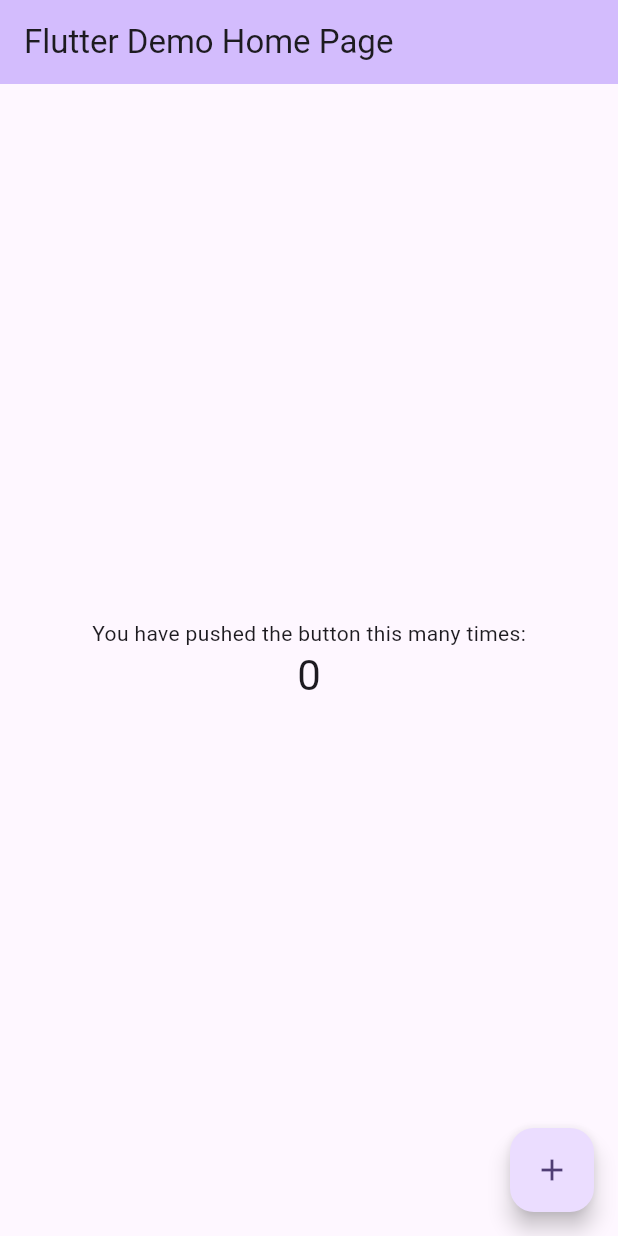
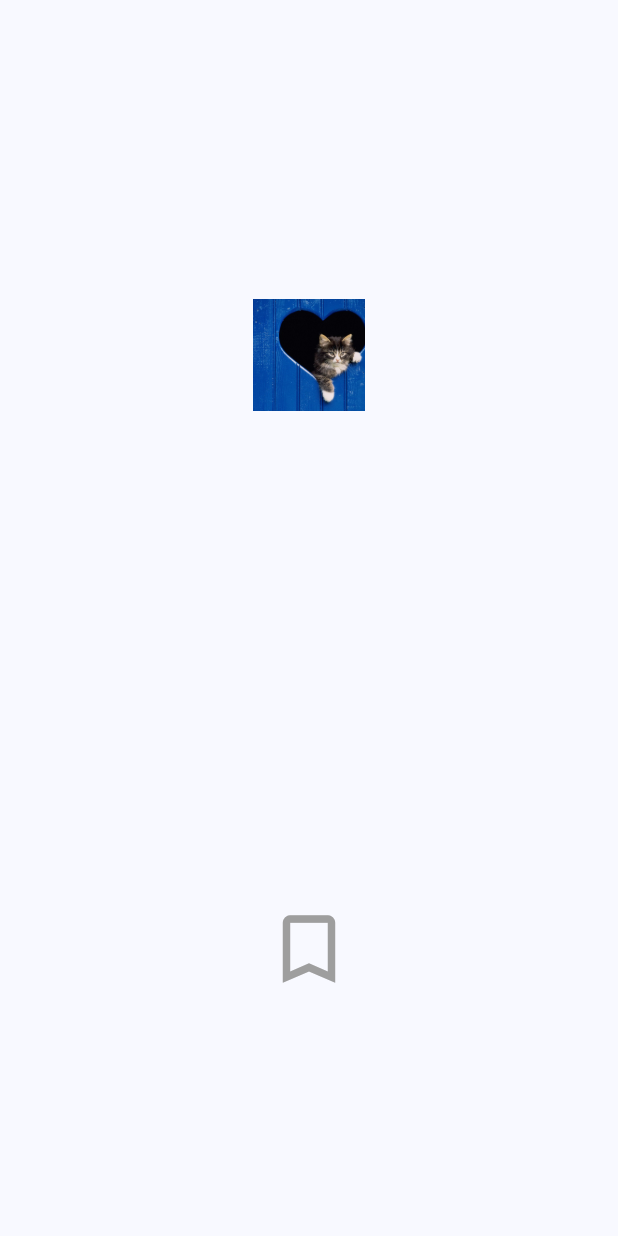
Before and after one commit to wildanniam/dicoding-labs, a Flutter app: the screen it shows after launch, on a phone screen of 412 x 824 dp. Run offline on Flutter 3.47's test engine with Material 3 defaults, Android fonts, the light colour scheme and no system bars.

Commit message:
gesture app for dicoding

```diff
--- /dev/null
+++ b/gesture_app/lib/home_page.dart
@@ -0,0 +1,25 @@
+import 'package:flutter/material.dart';
+import 'package:gesture_app/my_bookmark_icon_widget.dart';
+import 'package:gesture_app/my_container_widget.dart';
+
+class HomePage extends StatelessWidget {
+  const HomePage({super.key});
+
+  @override
+  Widget build(BuildContext context) {
+    return const Scaffold(
+      body: Padding(
+        padding: EdgeInsets.all(16),
+        child: Center(
+          child: Column(
+            mainAxisAlignment: MainAxisAlignment.spaceAround,
+            children: [
+              MyContainerWidget(),
+              MyBookmarkIconWidget(),
+            ],
+          ),
+        ),
+      ),
+    );
+  }
+}
--- a/gesture_app/lib/main.dart
+++ b/gesture_app/lib/main.dart
@@ -1,4 +1,5 @@
 import 'package:flutter/material.dart';
+import 'package:gesture_app/home_page.dart';
 
 void main() {
   runApp(const MyApp());
@@ -7,119 +8,14 @@
 class MyApp extends StatelessWidget {
   const MyApp({super.key});
 
-  // This widget is the root of your application.
   @override
   Widget build(BuildContext context) {
     return MaterialApp(
-      title: 'Flutter Demo',
+      title: 'Flutter Gesture Detector Demo',
       theme: ThemeData(
-        // This is the theme of your application.
-        //
-        // TRY THIS: Try running your application with "flutter run". You'll see
-        // the application has a purple toolbar. Then, without quitting the app,
-        // try changing the seedColor in the colorScheme below to Colors.green
-        // and then invoke "hot reload" (save your changes or press the "hot
-        // reload" button in a Flutter-supported IDE, or press "r" if you used
-        // the command line to start the app).
-        //
-        // Notice that the counter didn't reset back to zero; the application
-        // state is not lost during the reload. To reset the state, use hot
-        // restart instead.
-        //
-        // This works for code too, not just values: Most code changes can be
-        // tested with just a hot reload.
-        colorScheme: ColorScheme.fromSeed(seedColor: Colors.deepPurple),
-        useMaterial3: true,
+        colorScheme: ColorScheme.fromSeed(seedColor: Colors.blue),
       ),
-      home: const MyHomePage(title: 'Flutter Demo Home Page'),
+      home: const HomePage(),
     );
   }
 }
-
-class MyHomePage extends StatefulWidget {
-  const MyHomePage({super.key, required this.title});
-
-  // This widget is the home page of your application. It is stateful, meaning
-  // that it has a State object (defined below) that contains fields that affect
-  // how it looks.
-
-  // This class is the configuration for the state. It holds the values (in this
-  // case the title) provided by the parent (in this case the App widget) and
-  // used by the build method of the State. Fields in a Widget subclass are
-  // always marked "final".
-
-  final String title;
-
-  @override
-  State<MyHomePage> createState() => _MyHomePageState();
-}
-
-class _MyHomePageState extends State<MyHomePage> {
-  int _counter = 0;
-
-  void _incrementCounter() {
-    setState(() {
-      // This call to setState tells the Flutter framework that something has
-      // changed in this State, which causes it to rerun the build method below
-      // so that the display can reflect the updated values. If we changed
-      // _counter without calling setState(), then the build method would not be
-      // called again, and so nothing would appear to happen.
-      _counter++;
-    });
-  }
-
-  @override
-  Widget build(BuildContext context) {
-    // This method is rerun every time setState is called, for instance as done
-    // by the _incrementCounter method above.
-    //
-    // The Flutter framework has been optimized to make rerunning build methods
-    // fast, so that you can just rebuild anything that needs updating rather
-    // than having to individually change instances of widgets.
-    return Scaffold(
-      appBar: AppBar(
-        // TRY THIS: Try changing the color here to a specific color (to
-        // Colors.amber, perhaps?) and trigger a hot reload to see the AppBar
-        // change color while the other colors stay the same.
-        backgroundColor: Theme.of(context).colorScheme.inversePrimary,
-        // Here we take the value from the MyHomePage object that was created by
-        // the App.build method, and use it to set our appbar title.
-        title: Text(widget.title),
-      ),
-      body: Center(
-        // Center is a layout widget. It takes a single child and positions it
-        // in the middle of the parent.
-        child: Column(
-          // Column is also a layout widget. It takes a list of children and
-          // arranges them vertically. By default, it sizes itself to fit its
-          // children horizontally, and tries to be as tall as its parent.
-          //
-          // Column has various properties to control how it sizes itself and
-          // how it positions its children. Here we use mainAxisAlignment to
-          // center the children vertically; the main axis here is the vertical
-          // axis because Columns are vertical (the cross axis would be
-          // horizontal).
-          //
-          // TRY THIS: Invoke "debug painting" (choose the "Toggle Debug Paint"
-          // action in the IDE, or press "p" in the console), to see the
-          // wireframe for each widget.
-          mainAxisAlignment: MainAxisAlignment.center,
-          children: <Widget>[
-            const Text(
-              'You have pushed the button this many times:',
-            ),
-            Text(
-              '$_counter',
-              style: Theme.of(context).textTheme.headlineMedium,
-            ),
-          ],
-        ),
-      ),
-      floatingActionButton: FloatingActionButton(
-        onPressed: _incrementCounter,
-        tooltip: 'Increment',
-        child: const Icon(Icons.add),
-      ), // This trailing comma makes auto-formatting nicer for build methods.
-    );
-  }
-}
--- /dev/null
+++ b/gesture_app/lib/my_bookmark_icon_widget.dart
@@ -0,0 +1,34 @@
+import 'package:flutter/material.dart';
+
+class MyBookmarkIconWidget extends StatefulWidget {
+  const MyBookmarkIconWidget({super.key});
+
+  @override
+  State<MyBookmarkIconWidget> createState() => _MyBookmarkIconWidgetState();
+}
+
+class _MyBookmarkIconWidgetState extends State<MyBookmarkIconWidget> {
+  // todo-tap-01: create a variable that control Icons
+  bool _isBookmarked = false;
+
+  @override
+  Widget build(BuildContext context) {
+    // todo-tap-02: wrap the Icon with GestureDetector
+
+    // todo-tap-03: add onTap callback and set the variable differently
+
+    return GestureDetector(
+      onTap: () {
+        setState(() {
+          _isBookmarked = !_isBookmarked;
+        });
+      },
+      child: Icon(
+        // todo-tap-04: change the icon and color based on value
+        _isBookmarked ? Icons.bookmark_border : Icons.bookmark_border,
+        color: _isBookmarked ? Colors.amber : Colors.grey,
+        size: 60,
+      ),
+    );
+  }
+}
--- /dev/null
+++ b/gesture_app/lib/my_container_widget.dart
@@ -0,0 +1,60 @@
+import 'package:flutter/material.dart';
+
+class MyContainerWidget extends StatefulWidget {
+  const MyContainerWidget({super.key});
+
+  @override
+  State<MyContainerWidget> createState() => _MyContainerWidgetState();
+}
+
+class _MyContainerWidgetState extends State<MyContainerWidget> {
+  // todo-double-tap-01: create a variable size for zoom instantly and add fixedSize for specific size
+  double _baseSize = 150;
+  final List<double> _fixedSize = [150, 200, 300];
+  // todo-scale-01: create a variable scale for zoom
+  double _baseScaleFactor = 0.5;
+  double _scaleFactor = 1.0;
+
+  @override
+  Widget build(BuildContext context) {
+    // todo-double-tap-02: wrap with GestureDetector
+
+    // todo-double-tap-03: add onDoubleTap callback and set the baseSize
+
+    // todo-scale-02: wrap this widget with Transform.scale and add scale parameter
+
+    // todo-scale-03: add some callback for scale the GestureDetector widget
+
+    // todo-scale-04: set scale value to default on onDoubleTap callback
+    return GestureDetector(
+      onDoubleTap: () {
+        setState(() {
+          _baseSize = switch (_baseSize) {
+            <= 150 => _fixedSize[1],
+            <= 200 => _fixedSize[2],
+            <= 300 => _fixedSize[0],
+            _ => _fixedSize[1],
+          };
+          _baseScaleFactor = 1.0;
+        });
+      },
+      onScaleStart: (details) {
+        _scaleFactor = _baseScaleFactor;
+      },
+      onScaleUpdate: (details) {
+        setState(() {
+          _baseScaleFactor = _scaleFactor * details.scale;
+        });
+      },
+      child: Transform.scale(
+        scale: _baseScaleFactor,
+        child: Image.asset(
+          "assets/cat.jpeg",
+          fit: BoxFit.cover,
+          height: _baseSize,
+          width: _baseSize,
+        ),
+      ),
+    );
+  }
+}
--- a/gesture_app/pubspec.yaml
+++ b/gesture_app/pubspec.yaml
@@ -58,9 +58,8 @@ flutter:
   uses-material-design: true
 
   # To add assets to your application, add an assets section, like this:
-  # assets:
-  #   - images/a_dot_burr.jpeg
-  #   - images/a_dot_ham.jpeg
+  assets:
+    - assets/cat.jpeg
 
   # An image asset can refer to one or more resolution-specific "variants", see
   # https://flutter.dev/to/resolution-aware-images
```
Also changed, not shown: gesture_app/assets/cat.jpeg (added).
